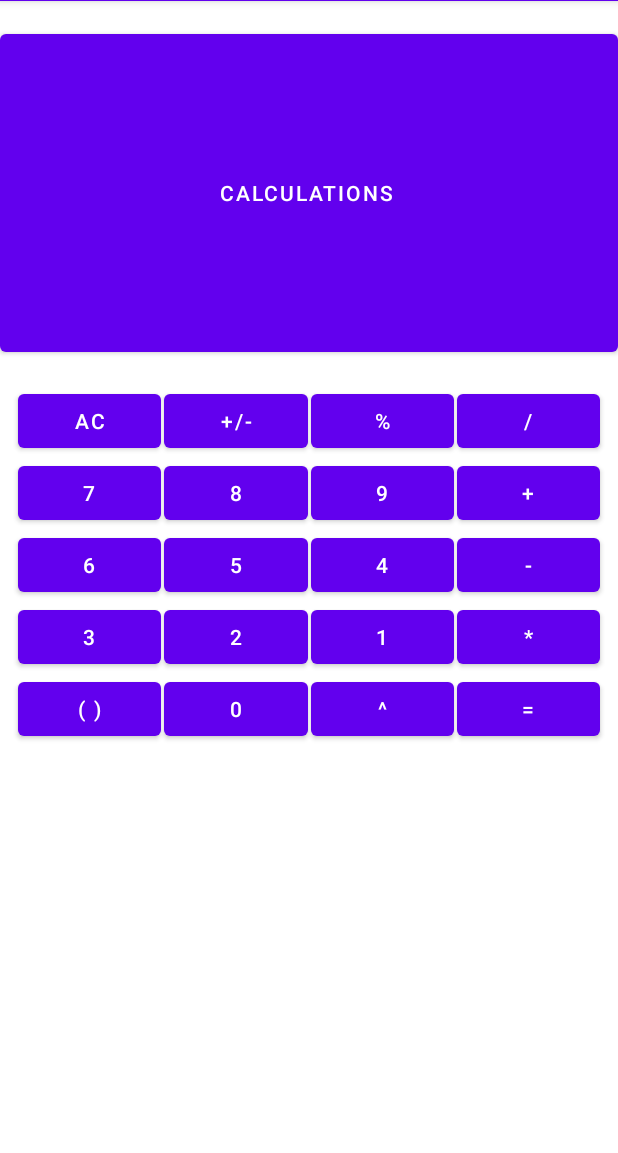
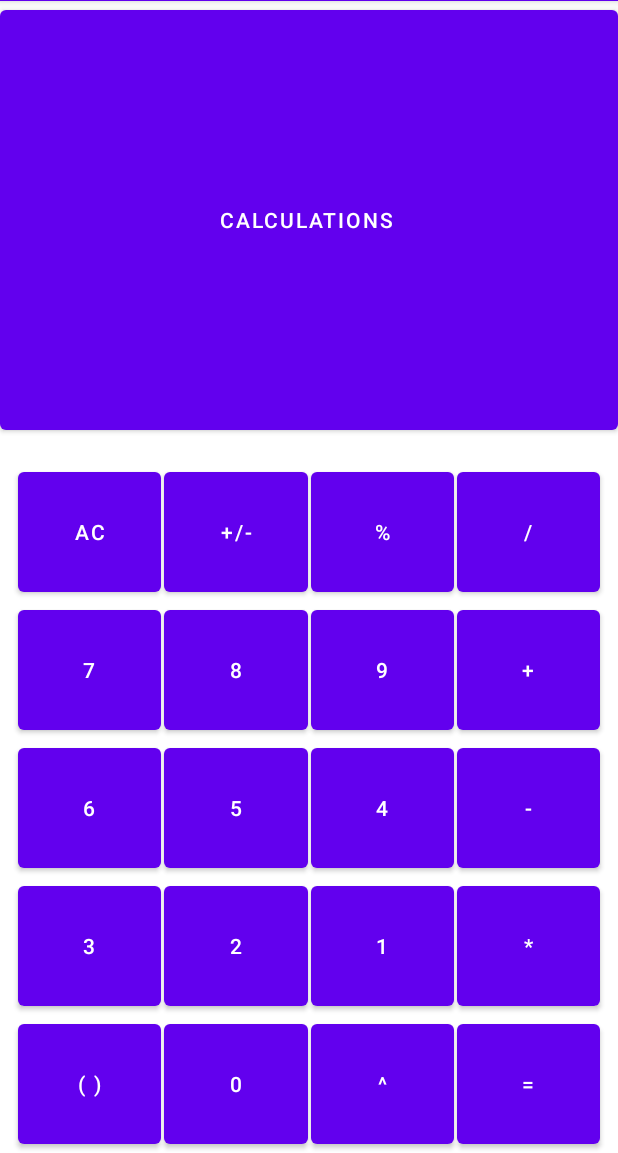
Before and after one commit to CalebLee99/CS458_Mobile_App, an Android app: the screen it shows after launch (MainActivity), on a phone screen of 412 x 824 dp, the part 83-1236 px from its top. Run offline under Robolectric (Android 15) with nearby library versions, the phone set to English and light mode, and no system bars.

Commit message:
Working Button scaling on all components
Fixed an issue where the Calculations component wouldn't scale with the screen properly. Fixed it by making constraint layout_width and height to match parent. Renamed buttons to appropriate names.

```diff
--- a/LazyCalc/app/src/main/res/layout/activity_main.xml
+++ b/LazyCalc/app/src/main/res/layout/activity_main.xml
@@ -2,40 +2,40 @@
 <androidx.constraintlayout.widget.ConstraintLayout xmlns:android="http://schemas.android.com/apk/res/android"
     xmlns:app="http://schemas.android.com/apk/res-auto"
     xmlns:tools="http://schemas.android.com/tools"
-    android:layout_width="wrap_content"
-    android:layout_height="wrap_content"
+    android:layout_width="match_parent"
+    android:layout_height="match_parent"
     tools:context=".MainActivity">
 
     <Button
-        android:id="@+id/button37"
+        android:id="@+id/Button_Plus"
         android:layout_width="0dp"
         android:layout_height="0dp"
         android:layout_marginStart="2dp"
         android:layout_marginEnd="12dp"
         android:text="+"
-        app:layout_constraintBottom_toTopOf="@+id/button26"
+        app:layout_constraintBottom_toTopOf="@+id/Button_5"
         app:layout_constraintEnd_toEndOf="parent"
         app:layout_constraintHorizontal_bias="0.5"
-        app:layout_constraintStart_toEndOf="@+id/button32"
-        app:layout_constraintTop_toBottomOf="@+id/button28"
+        app:layout_constraintStart_toEndOf="@+id/Button_9"
+        app:layout_constraintTop_toBottomOf="@+id/Button_Plus_Minus"
         app:layout_constraintVertical_bias="0.0" />
 
     <Button
-        android:id="@+id/button34"
+        android:id="@+id/Button_Minus"
         android:layout_width="0dp"
         android:layout_height="0dp"
         android:layout_marginStart="2dp"
         android:layout_marginEnd="12dp"
         android:text="-"
-        app:layout_constraintBottom_toTopOf="@+id/button25"
+        app:layout_constraintBottom_toTopOf="@+id/Button_2"
         app:layout_constraintEnd_toEndOf="parent"
         app:layout_constraintHorizontal_bias="0.5"
-        app:layout_constraintStart_toEndOf="@+id/button29"
-        app:layout_constraintTop_toBottomOf="@+id/button24"
+        app:layout_constraintStart_toEndOf="@+id/Button_4"
+        app:layout_constraintTop_toBottomOf="@+id/Button_8"
         app:layout_constraintVertical_bias="0.0" />
 
     <Button
-        android:id="@+id/button35"
+        android:id="@+id/Button_Equals"
         android:layout_width="0dp"
         android:layout_height="0dp"
         android:layout_marginStart="2dp"
@@ -44,244 +44,239 @@
         app:layout_constraintBottom_toBottomOf="parent"
         app:layout_constraintEnd_toEndOf="parent"
         app:layout_constraintHorizontal_bias="0.5"
-        app:layout_constraintStart_toEndOf="@+id/button30"
-        app:layout_constraintTop_toBottomOf="@+id/button25"
+        app:layout_constraintStart_toEndOf="@+id/Button_Exponent"
+        app:layout_constraintTop_toBottomOf="@+id/Button_2"
         app:layout_constraintVertical_bias="0.0" />
 
     <Button
-        android:id="@+id/button36"
+        android:id="@+id/Button_Multiply"
         android:layout_width="0dp"
         android:layout_height="0dp"
         android:layout_marginStart="2dp"
         android:layout_marginEnd="12dp"
         android:text="*"
-        app:layout_constraintBottom_toTopOf="@+id/button27"
+        app:layout_constraintBottom_toTopOf="@+id/Button_0"
         app:layout_constraintEnd_toEndOf="parent"
         app:layout_constraintHorizontal_bias="0.5"
-        app:layout_constraintStart_toEndOf="@+id/button31"
-        app:layout_constraintTop_toBottomOf="@+id/button26"
+        app:layout_constraintStart_toEndOf="@+id/Button_1"
+        app:layout_constraintTop_toBottomOf="@+id/Button_5"
         app:layout_constraintVertical_bias="0.0" />
 
     <Button
-        android:id="@+id/button38"
+        android:id="@+id/Button_Divide"
         android:layout_width="0dp"
         android:layout_height="0dp"
         android:layout_marginStart="2dp"
         android:layout_marginTop="16dp"
         android:layout_marginEnd="12dp"
         android:text="/"
-        app:layout_constraintBottom_toTopOf="@+id/button37"
+        app:layout_constraintBottom_toTopOf="@+id/Button_Plus"
         app:layout_constraintEnd_toEndOf="parent"
         app:layout_constraintHorizontal_bias="0.5"
-        app:layout_constraintStart_toEndOf="@+id/button33"
+        app:layout_constraintStart_toEndOf="@+id/Button_Percentage"
         app:layout_constraintTop_toBottomOf="@+id/Button_Calculation"
         app:layout_constraintVertical_chainStyle="packed" />
 
     <Button
-        android:id="@+id/button33"
+        android:id="@+id/Button_Percentage"
         android:layout_width="0dp"
         android:layout_height="0dp"
         android:layout_marginStart="2dp"
         android:layout_marginTop="16dp"
         android:text="%"
-        app:layout_constraintBottom_toTopOf="@+id/button32"
-        app:layout_constraintEnd_toStartOf="@+id/button38"
+        app:layout_constraintBottom_toTopOf="@+id/Button_9"
+        app:layout_constraintEnd_toStartOf="@+id/Button_Divide"
         app:layout_constraintHorizontal_bias="0.5"
-        app:layout_constraintStart_toEndOf="@+id/button28"
+        app:layout_constraintStart_toEndOf="@+id/Button_Plus_Minus"
         app:layout_constraintTop_toBottomOf="@+id/Button_Calculation"
         app:layout_constraintVertical_chainStyle="packed" />
 
     <Button
-        android:id="@+id/button29"
+        android:id="@+id/Button_4"
         android:layout_width="0dp"
         android:layout_height="0dp"
         android:layout_marginStart="2dp"
         android:text="4"
-        app:layout_constraintBottom_toTopOf="@+id/button25"
-        app:layout_constraintEnd_toStartOf="@+id/button34"
+        app:layout_constraintBottom_toTopOf="@+id/Button_2"
+        app:layout_constraintEnd_toStartOf="@+id/Button_Minus"
         app:layout_constraintHorizontal_bias="0.5"
-        app:layout_constraintStart_toEndOf="@+id/button26"
-        app:layout_constraintTop_toBottomOf="@+id/button24"
+        app:layout_constraintStart_toEndOf="@+id/Button_5"
+        app:layout_constraintTop_toBottomOf="@+id/Button_8"
         app:layout_constraintVertical_bias="0.0" />
 
     <Button
-        android:id="@+id/button30"
+        android:id="@+id/Button_Exponent"
         android:layout_width="0dp"
-        android:layout_height="wrap_content"
+        android:layout_height="0dp"
         android:layout_marginStart="2dp"
         android:text="^"
         app:layout_constraintBottom_toBottomOf="parent"
-        app:layout_constraintEnd_toStartOf="@+id/button35"
+        app:layout_constraintEnd_toStartOf="@+id/Button_Equals"
         app:layout_constraintHorizontal_bias="0.5"
-        app:layout_constraintStart_toEndOf="@+id/button27"
-        app:layout_constraintTop_toBottomOf="@+id/button25" />
+        app:layout_constraintStart_toEndOf="@+id/Button_0"
+        app:layout_constraintTop_toBottomOf="@+id/Button_2" />
 
     <Button
-        android:id="@+id/button31"
+        android:id="@+id/Button_1"
         android:layout_width="0dp"
         android:layout_height="0dp"
         android:layout_marginStart="2dp"
         android:text="1"
-        app:layout_constraintBottom_toTopOf="@+id/button27"
-        app:layout_constraintEnd_toStartOf="@+id/button36"
+        app:layout_constraintBottom_toTopOf="@+id/Button_0"
+        app:layout_constraintEnd_toStartOf="@+id/Button_Multiply"
         app:layout_constraintHorizontal_bias="0.5"
-        app:layout_constraintStart_toEndOf="@+id/button25"
-        app:layout_constraintTop_toBottomOf="@+id/button26"
+        app:layout_constraintStart_toEndOf="@+id/Button_2"
+        app:layout_constraintTop_toBottomOf="@+id/Button_5"
         app:layout_constraintVertical_bias="0.0" />
 
     <Button
-        android:id="@+id/button32"
+        android:id="@+id/Button_9"
         android:layout_width="0dp"
         android:layout_height="0dp"
         android:layout_marginStart="2dp"
         android:text="9"
-        app:layout_constraintBottom_toTopOf="@+id/button26"
-        app:layout_constraintEnd_toStartOf="@+id/button37"
+        app:layout_constraintBottom_toTopOf="@+id/Button_5"
+        app:layout_constraintEnd_toStartOf="@+id/Button_Plus"
         app:layout_constraintHorizontal_bias="0.5"
-        app:layout_constraintStart_toEndOf="@+id/button24"
-        app:layout_constraintTop_toBottomOf="@+id/button28"
+        app:layout_constraintStart_toEndOf="@+id/Button_8"
+        app:layout_constraintTop_toBottomOf="@+id/Button_Plus_Minus"
         app:layout_constraintVertical_bias="0.0" />
 
     <Button
-        android:id="@+id/button27"
+        android:id="@+id/Button_0"
         android:layout_width="0dp"
         android:layout_height="0dp"
         android:layout_marginStart="2dp"
         android:text="0"
         app:layout_constraintBottom_toBottomOf="parent"
-        app:layout_constraintEnd_toStartOf="@+id/button30"
+        app:layout_constraintEnd_toStartOf="@+id/Button_Exponent"
         app:layout_constraintHorizontal_bias="0.5"
-        app:layout_constraintStart_toEndOf="@+id/button13"
-        app:layout_constraintTop_toBottomOf="@+id/button25" />
+        app:layout_constraintStart_toEndOf="@+id/Button_Para"
+        app:layout_constraintTop_toBottomOf="@+id/Button_2" />
 
     <Button
-        android:id="@+id/button25"
+        android:id="@+id/Button_2"
         android:layout_width="0dp"
         android:layout_height="0dp"
         android:layout_marginStart="2dp"
         android:text="2"
-        app:layout_constraintBottom_toTopOf="@+id/button27"
-        app:layout_constraintEnd_toStartOf="@+id/button31"
+        app:layout_constraintBottom_toTopOf="@+id/Button_0"
+        app:layout_constraintEnd_toStartOf="@+id/Button_1"
         app:layout_constraintHorizontal_bias="0.5"
-        app:layout_constraintStart_toEndOf="@+id/button12"
-        app:layout_constraintTop_toBottomOf="@+id/button26"
+        app:layout_constraintStart_toEndOf="@+id/Button_3"
+        app:layout_constraintTop_toBottomOf="@+id/Button_5"
         app:layout_constraintVertical_bias="1.0" />
 
     <Button
-        android:id="@+id/button26"
+        android:id="@+id/Button_5"
         android:layout_width="0dp"
         android:layout_height="0dp"
         android:layout_marginStart="2dp"
         android:text="5"
-        app:layout_constraintBottom_toTopOf="@+id/button25"
-        app:layout_constraintEnd_toStartOf="@+id/button29"
+        app:layout_constraintBottom_toTopOf="@+id/Button_2"
+        app:layout_constraintEnd_toStartOf="@+id/Button_4"
         app:layout_constraintHorizontal_bias="0.5"
-        app:layout_constraintStart_toEndOf="@+id/button11"
-        app:layout_constraintTop_toBottomOf="@+id/button24"
+        app:layout_constraintStart_toEndOf="@+id/Button_6"
+        app:layout_constraintTop_toBottomOf="@+id/Button_8"
         app:layout_constraintVertical_bias="1.0" />
 
     <Button
-        android:id="@+id/button28"
+        android:id="@+id/Button_Plus_Minus"
         android:layout_width="0dp"
         android:layout_height="0dp"
         android:layout_marginStart="2dp"
         android:layout_marginTop="16dp"
         android:text="+/-"
-        app:layout_constraintBottom_toTopOf="@+id/button24"
-        app:layout_constraintEnd_toStartOf="@+id/button33"
+        app:layout_constraintBottom_toTopOf="@+id/Button_8"
+        app:layout_constraintEnd_toStartOf="@+id/Button_Percentage"
         app:layout_constraintHorizontal_bias="0.5"
-        app:layout_constraintStart_toEndOf="@+id/button9"
+        app:layout_constraintStart_toEndOf="@+id/Button_AC"
         app:layout_constraintTop_toBottomOf="@+id/Button_Calculation"
         app:layout_constraintVertical_chainStyle="packed" />
 
     <Button
-        android:id="@+id/button24"
+        android:id="@+id/Button_8"
         android:layout_width="0dp"
         android:layout_height="0dp"
         android:layout_marginStart="2dp"
         android:text="8"
-        app:layout_constraintBottom_toTopOf="@+id/button26"
-        app:layout_constraintEnd_toStartOf="@+id/button32"
+        app:layout_constraintBottom_toTopOf="@+id/Button_5"
+        app:layout_constraintEnd_toStartOf="@+id/Button_9"
         app:layout_constraintHorizontal_bias="0.5"
-        app:layout_constraintStart_toEndOf="@+id/button10"
-        app:layout_constraintTop_toBottomOf="@+id/button28"
+        app:layout_constraintStart_toEndOf="@+id/Button_7"
+        app:layout_constraintTop_toBottomOf="@+id/Button_Plus_Minus"
         app:layout_constraintVertical_bias="0.0" />
 
     <Button
         android:id="@+id/Button_Calculation"
-        android:layout_width="412dp"
-        android:layout_height="224dp"
-        android:layout_marginTop="16dp"
-        android:layout_marginEnd="30dp"
+        android:layout_width="0dp"
+        android:layout_height="292dp"
         android:text="Calculations "
-        app:layout_constraintBottom_toBottomOf="parent"
         app:layout_constraintEnd_toEndOf="parent"
-        app:layout_constraintHorizontal_bias="0.0"
         app:layout_constraintStart_toStartOf="parent"
         app:layout_constraintTop_toTopOf="parent"
-        app:layout_constraintVertical_bias="0.0"
         app:layout_constraintVertical_chainStyle="packed" />
 
     <Button
-        android:id="@+id/button9"
+        android:id="@+id/Button_AC"
         android:layout_width="0dp"
         android:layout_height="0dp"
         android:layout_marginStart="12dp"
         android:layout_marginTop="16dp"
         android:text="AC"
-        app:layout_constraintBottom_toTopOf="@+id/button10"
-        app:layout_constraintEnd_toStartOf="@+id/button28"
+        app:layout_constraintBottom_toTopOf="@+id/Button_7"
+        app:layout_constraintEnd_toStartOf="@+id/Button_Plus_Minus"
         app:layout_constraintHorizontal_bias="0.5"
         app:layout_constraintStart_toStartOf="parent"
         app:layout_constraintTop_toBottomOf="@+id/Button_Calculation"
         app:layout_constraintVertical_chainStyle="packed" />
 
     <Button
-        android:id="@+id/button12"
+        android:id="@+id/Button_3"
         android:layout_width="0dp"
         android:layout_height="0dp"
         android:layout_marginStart="12dp"
         android:text="3"
-        app:layout_constraintBottom_toTopOf="@+id/button13"
-        app:layout_constraintEnd_toStartOf="@+id/button25"
+        app:layout_constraintBottom_toTopOf="@+id/Button_Para"
+        app:layout_constraintEnd_toStartOf="@+id/Button_2"
         app:layout_constraintHorizontal_bias="0.5"
         app:layout_constraintStart_toStartOf="parent"
-        app:layout_constraintTop_toBottomOf="@+id/button11" />
+        app:layout_constraintTop_toBottomOf="@+id/Button_6" />
 
     <Button
-        android:id="@+id/button11"
+        android:id="@+id/Button_6"
         android:layout_width="0dp"
         android:layout_height="0dp"
         android:layout_marginStart="12dp"
         android:text="6"
-        app:layout_constraintBottom_toTopOf="@+id/button12"
-        app:layout_constraintEnd_toStartOf="@+id/button26"
+        app:layout_constraintBottom_toTopOf="@+id/Button_3"
+        app:layout_constraintEnd_toStartOf="@+id/Button_5"
         app:layout_constraintHorizontal_bias="0.5"
         app:layout_constraintStart_toStartOf="parent"
-        app:layout_constraintTop_toBottomOf="@+id/button10" />
+        app:layout_constraintTop_toBottomOf="@+id/Button_7" />
 
     <Button
-        android:id="@+id/button13"
+        android:id="@+id/Button_Para"
         android:layout_width="0dp"
         android:layout_height="0dp"
         android:layout_marginStart="12dp"
         android:text="( )"
         app:layout_constraintBottom_toBottomOf="parent"
-        app:layout_constraintEnd_toStartOf="@+id/button27"
+        app:layout_constraintEnd_toStartOf="@+id/Button_0"
         app:layout_constraintHorizontal_bias="0.5"
         app:layout_constraintStart_toStartOf="parent"
-        app:layout_constraintTop_toBottomOf="@+id/button12" />
+        app:layout_constraintTop_toBottomOf="@+id/Button_3" />
 
     <Button
-        android:id="@+id/button10"
+        android:id="@+id/Button_7"
         android:layout_width="0dp"
         android:layout_height="0dp"
         android:layout_marginStart="12dp"
         android:text="7"
-        app:layout_constraintBottom_toTopOf="@+id/button11"
-        app:layout_constraintEnd_toStartOf="@+id/button24"
+        app:layout_constraintBottom_toTopOf="@+id/Button_6"
+        app:layout_constraintEnd_toStartOf="@+id/Button_8"
         app:layout_constraintHorizontal_bias="0.5"
         app:layout_constraintStart_toStartOf="parent"
-        app:layout_constraintTop_toBottomOf="@+id/button9" />
+        app:layout_constraintTop_toBottomOf="@+id/Button_AC" />
 
 </androidx.constraintlayout.widget.ConstraintLayout>
```
